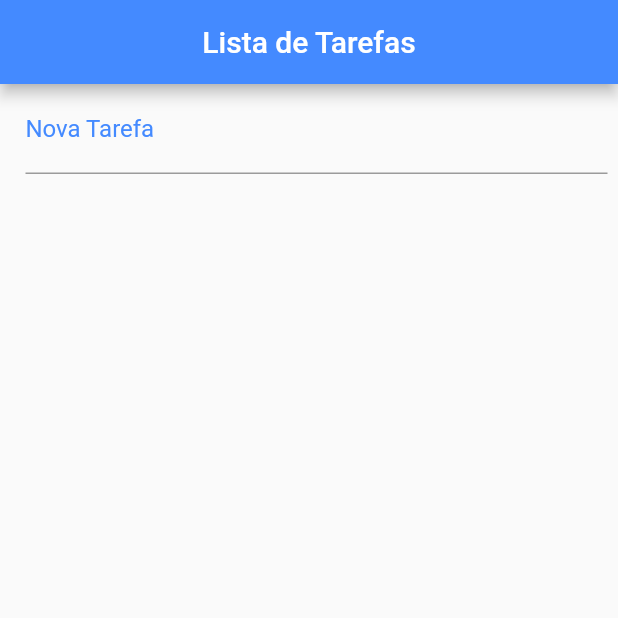
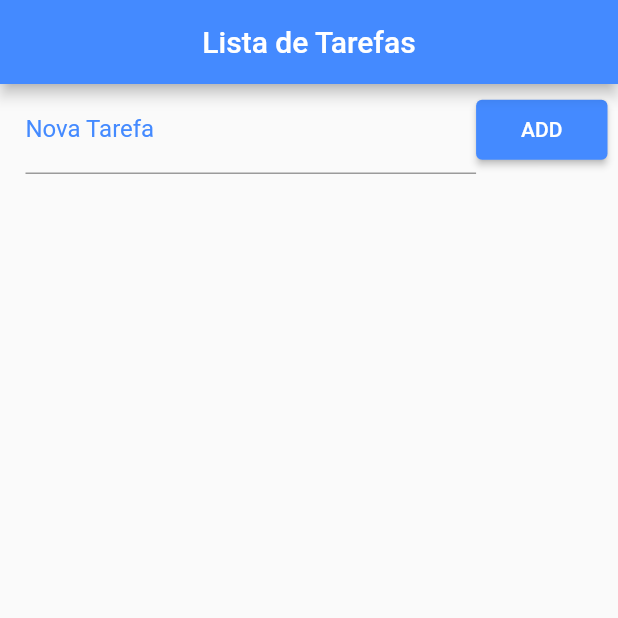
Before and after one commit to AlexandreFerreira97/Lista_de_Tarefas_II, a Flutter app: the screen it shows after launch, on a phone screen of 412 x 824 dp, the top half of it. Run offline on Flutter 3.47's test engine with Material 2 defaults, Android fonts, the phone set to English and light mode, and no system bars.

Commit message:
Update listaDeTarefas.dart

```diff
--- a/lib/pages/listaDeTarefas.dart
+++ b/lib/pages/listaDeTarefas.dart
@@ -27,9 +27,9 @@ class _HomeState extends State<Home> {
         children: [
           Container(
             padding: const EdgeInsets.fromLTRB(17.0, 1.0, 7.0, 1.0),
-            child: const Row(
+            child: Row(
               children: [
-                Expanded(
+                const Expanded(
                   child: TextField(
                     decoration: InputDecoration(
                       labelText: 'Nova Tarefa',
@@ -37,6 +37,14 @@ class _HomeState extends State<Home> {
                     ),
                   ),
                 ),
+                ElevatedButton(
+                  onPressed: () {},
+                  style: ElevatedButton.styleFrom(
+                    primary: const Color(0xFF448AFF),
+                    padding: const EdgeInsets.only(left: 30.0,top: 12.0, right: 30.0,bottom: 12.0),
+                  ),
+                  child: const Text('ADD'),
+                )
               ],
             ),
           ),
```
